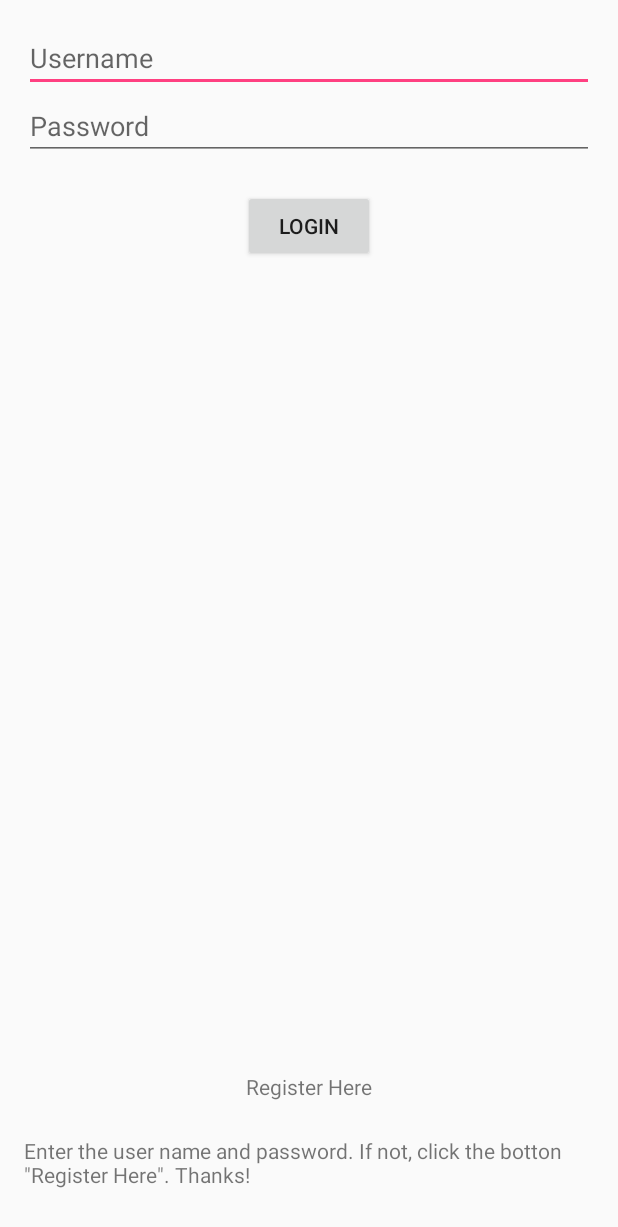
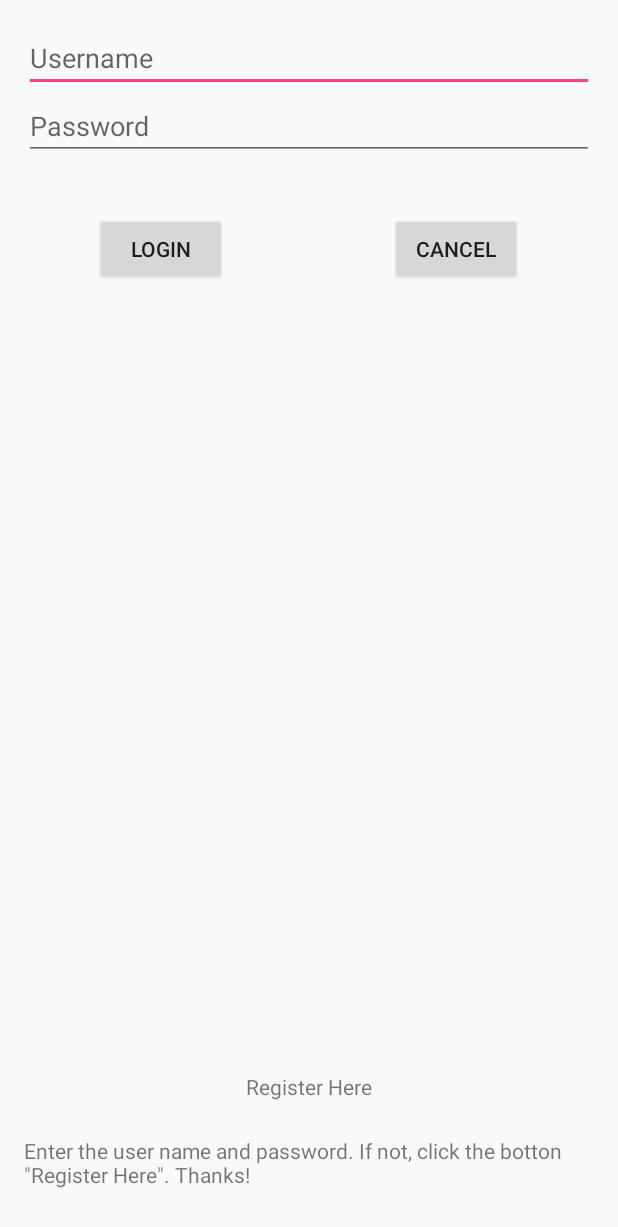
Before and after one commit to abhaga22/CS2340, an Android app: the layout activity_login.xml on its own in the app's theme, with its tools: preview values and no code run, on a phone screen of 412 x 824 dp. Shown: the top 1227 px of the screen. Run offline under Robolectric (Android 15) with nearby library versions, the phone set to English and light mode, and no system bars.

Commit message:
check the code2

```diff
--- a/app/src/main/AndroidManifest.xml
+++ b/app/src/main/AndroidManifest.xml
@@ -19,7 +19,8 @@
         </activity>
         <activity android:name=".RegisterActivity" />
         <activity android:name=".UserAreaActivity" />
-        <activity android:name=".LoginActivity"></activity>
+        <activity android:name=".LoginActivity" />
+        <activity android:name=".EndScreen"></activity>
     </application>
 
 </manifest>
--- a/app/src/main/res/layout/activity_login.xml
+++ b/app/src/main/res/layout/activity_login.xml
@@ -45,15 +45,6 @@
         android:layout_centerHorizontal="true"
         android:layout_marginBottom="15dp" />
 
-    <Button
-        android:text="Login"
-        android:layout_width="wrap_content"
-        android:layout_height="wrap_content"
-        android:id="@+id/gtLogin"
-        android:layout_marginTop="20dp"
-        android:layout_below="@+id/gtPassword"
-        android:layout_centerHorizontal="true" />
-
     <TextView
         android:text="Register Here"
         android:layout_width="wrap_content"
@@ -63,4 +54,28 @@
         android:layout_above="@+id/textView"
         android:layout_centerHorizontal="true" />
 
+    <Button
+        android:text="Login"
+        android:layout_width="wrap_content"
+        android:layout_height="wrap_content"
+        android:id="@+id/gtLogin"
+        android:layout_marginTop="35dp"
+        android:layout_below="@+id/gtPassword"
+        android:layout_alignParentLeft="true"
+        android:layout_alignParentStart="true"
+        android:layout_marginLeft="47dp"
+        android:layout_marginStart="47dp" />
+
+    <Button
+        android:text="CANCEL"
+        android:layout_width="wrap_content"
+        android:layout_height="wrap_content"
+        android:id="@+id/cancel"
+        android:layout_marginRight="48dp"
+        android:layout_marginEnd="48dp"
+        android:layout_alignBaseline="@+id/gtLogin"
+        android:layout_alignBottom="@+id/gtLogin"
+        android:layout_alignParentRight="true"
+        android:layout_alignParentEnd="true" />
+
 </RelativeLayout>
```
Also changed, not shown: app/src/main/java/com/example/jongbeom/cs2340_m4/EndScreen.java (added, +28 -0 lines), app/src/main/res/layout/activity_end_screen.xml (added, +18 -0 lines), app/src/main/res/drawable/goodbye.png (added).
